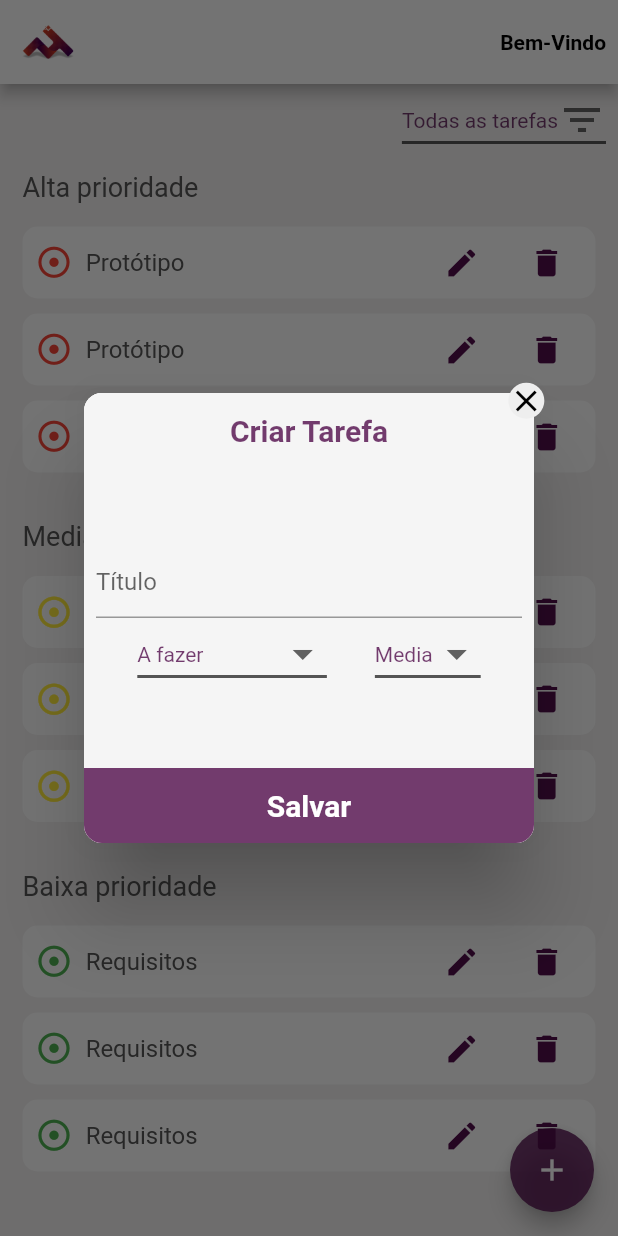
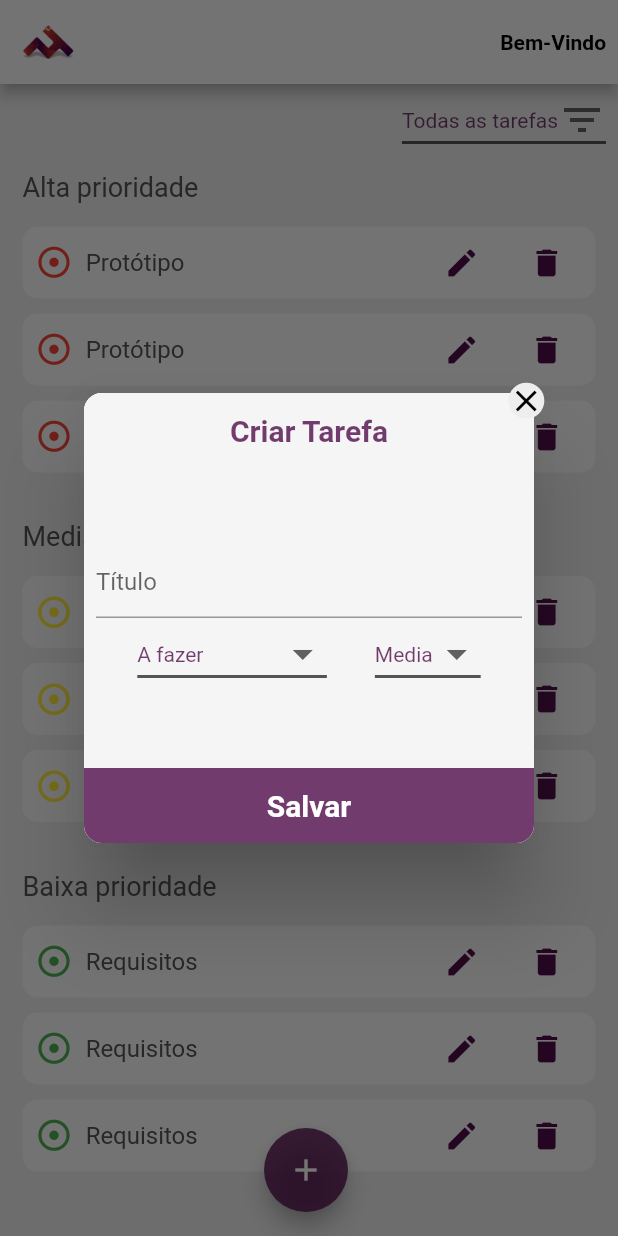
Before and after one commit to mrgr4v3s/mega_task, a Flutter app: the HomePage screen opened directly, after a tap on the "add" icon, on a phone screen of 412 x 824 dp. Run offline on Flutter 3.47's test engine with Material 2 defaults, Android fonts, the phone set to English and light mode, and no system bars; our stand-ins replace firebase_auth, sqflite; accounts and stored records are empty.

```diff
--- a/lib/ui/cadastroDialog.dart
+++ b/lib/ui/cadastroDialog.dart
@@ -5,8 +5,14 @@ import 'package:mega_task/helpers/tarefas_helper.dart';
 import 'package:mega_task/ui/home_page.dart';
 
 class CadastroDialog extends StatefulWidget {
+
+  List<Tarefas> listaTarefas;
+  final VoidCallback onDialogClosed;
+
+  CadastroDialog (this.listaTarefas, this.onDialogClosed);
+
   @override
-  State<StatefulWidget> createState() => _CadastroDialogState();
+  State<StatefulWidget> createState() => _CadastroDialogState(this.listaTarefas, this.onDialogClosed);
 
 }
 
@@ -17,7 +23,8 @@ class _CadastroDialogState extends State<CadastroDialog> {
 
   TarefasHelper helper = TarefasHelper();
 
-  List<Tarefas> listaTarefas = List();
+  List<Tarefas> _listaTarefas;
+  final VoidCallback onDialogClosed;
 
   final _tituloController = TextEditingController();
 
@@ -25,10 +32,11 @@ class _CadastroDialogState extends State<CadastroDialog> {
 
   Color _colorText = Color(0xFF545454);
 
+  _CadastroDialogState(this._listaTarefas, this.onDialogClosed);
+
   @override
   void iniState() {
     super.initState();
-    _obterTarefas();
   }
 
   @override
@@ -145,6 +153,7 @@ class _CadastroDialogState extends State<CadastroDialog> {
                       ),
                       onPressed: () {
                         _adicionarTarefa();
+                        onDialogClosed();
                         Navigator.pop(context);
                       },
                     )),
@@ -231,12 +240,6 @@ class _CadastroDialogState extends State<CadastroDialog> {
     );
   }
 
-  void _obterTarefas() {
-    setState(() {
-      helper.getTodasTarefas().then((lista) => listaTarefas = lista);
-    });
-  }
-
   void _adicionarTarefa() {
     setState(() {
       Tarefas t = new Tarefas();
@@ -258,7 +261,8 @@ class _CadastroDialogState extends State<CadastroDialog> {
 
       helper.saveTarefa(t);
 
-      listaTarefas.add(t);
+      _listaTarefas.add(t);
+
     });
   }
 
--- a/lib/ui/home_page.dart
+++ b/lib/ui/home_page.dart
@@ -49,13 +49,26 @@ class _HomePageState extends State<HomePage> {
           ],
         ),
         backgroundColor: Color.fromRGBO(239, 237, 237, 1),
-        floatingActionButton: FloatingActionButton(
-          onPressed: () {
-            showDialog(
-                context: context, builder: (context) => CadastroDialog());
-          },
-          child: Icon(Icons.add),
-          backgroundColor: Color.fromRGBO(81, 12, 75, 0.8),
+        floatingActionButton: Column(
+          mainAxisAlignment: MainAxisAlignment.end,
+          crossAxisAlignment: CrossAxisAlignment.center,
+          children: <Widget>[
+            Row(
+              mainAxisAlignment: MainAxisAlignment.center,
+              children: <Widget>[
+               Padding(
+                 padding: EdgeInsets.only(left: 28.0),
+                 child:  FloatingActionButton(
+                   onPressed: () {
+                     showDialog(context: context, builder: (context) => CadastroDialog(listaTarefas, () => setState((){})));
+                   },
+                   child: Icon(Icons.add),
+                   backgroundColor: Color.fromRGBO(81, 12, 75, 0.8),
+                 ),
+               )
+              ],
+            )
+          ],
         ),
         body: SingleChildScrollView(
           child: Container(
@@ -117,6 +130,7 @@ class _HomePageState extends State<HomePage> {
     helper.tarefasTeste().then((value) => this._obterTarefas());
 
     _obterTarefas();
+
   }
 
   void _editarTarefa(Tarefas tarefa) {
```
